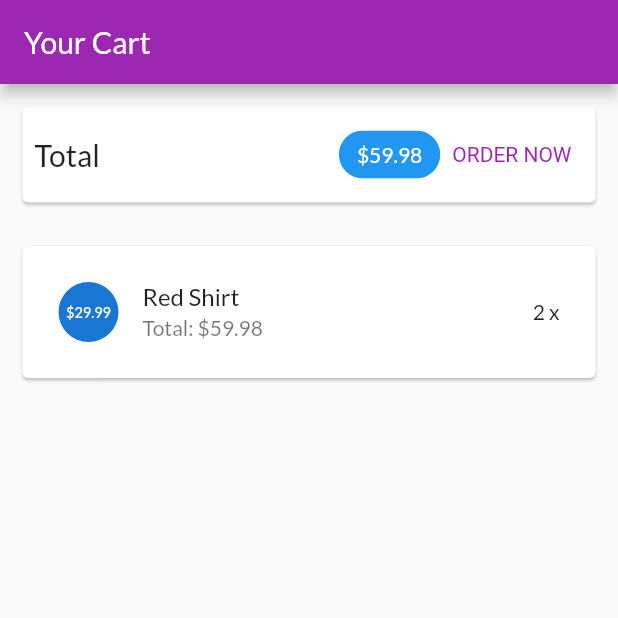
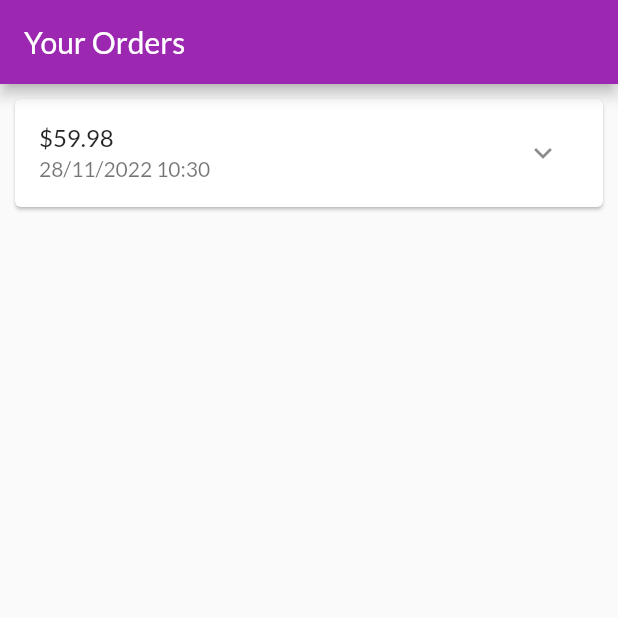
Before and after one commit to quocdat007/myshop, a Flutter app: the screen it shows after launch, on a phone screen of 412 x 824 dp, the top half of it. Run offline on Flutter 3.47's test engine with Material 2 defaults, Android fonts, the phone set to English and light mode, and no system bars.

Commit message:
Xay dung trang cac dat hang

```diff
--- a/lib/main.dart
+++ b/lib/main.dart
@@ -1,5 +1,5 @@
 import 'package:flutter/material.dart';
-import 'ui/cart/cart_screen.dart';
+import 'ui/orders/orders_screen.dart';
 
 void main() {
   runApp(const MyApp());
@@ -22,7 +22,7 @@ class MyApp extends StatelessWidget {
         ),
       ),
       home: const SafeArea(
-        child: CartScreen(),
+        child: OrdersScreen(),
       ),
     );
   }
--- /dev/null
+++ b/lib/models/order_item.dart
@@ -0,0 +1,33 @@
+import 'cart_item.dart';
+
+class OrderItem {
+  final String? id;
+  final double amount;
+  final List<CartItem> products;
+  final DateTime dateTime;
+
+  int get productCount {
+    return products.length;
+  }
+
+  OrderItem({
+    this.id,
+    required this.amount,
+    required this.products,
+    DateTime? dateTime,
+  }) : dateTime = dateTime ?? DateTime.now();
+
+  OrderItem copyWith({
+    String? id,
+    double? amount,
+    List<CartItem>? products,
+    DateTime? dateTime,
+  }) {
+    return OrderItem(
+      id: id ?? this.id,
+      amount: amount ?? this.amount,
+      products: products ?? this.products,
+      dateTime: dateTime ?? this.dateTime,
+    );
+  }
+}
--- /dev/null
+++ b/lib/ui/orders/order_item_card.dart
@@ -0,0 +1,81 @@
+import 'dart:math';
+
+import 'package:flutter/material.dart';
+import 'package:intl/intl.dart';
+
+import '../../models/order_item.dart';
+
+class OrderItemCard extends StatefulWidget {
+  final OrderItem order;
+
+  const OrderItemCard(this.order, {super.key});
+
+  @override
+  State<OrderItemCard> createState() => _OrderItemCartState();
+}
+
+class _OrderItemCartState extends State<OrderItemCard> {
+  var _expanded = false;
+
+  @override
+  Widget build(BuildContext context) {
+    return Card(
+      margin: const EdgeInsets.all(10),
+      child: Column(
+        children: <Widget>[
+          buildOrderSummary(),
+          if (_expanded) buildOrderDetails()
+        ],
+      ),
+    );
+  }
+
+  Widget buildOrderDetails() {
+    return Container(
+      padding: const EdgeInsets.symmetric(horizontal: 15, vertical: 4),
+      height: min(widget.order.productCount*20.0+10, 100),
+      child: ListView(
+        children: widget.order.products
+        .map(
+          (prod) => Row(
+            mainAxisAlignment: MainAxisAlignment.spaceBetween,
+            children: <Widget>[
+              Text(
+                prod.title,
+                style: const TextStyle(
+                  fontSize: 18,
+                  fontWeight: FontWeight.bold,
+                ),
+              ),
+              Text(
+                '${prod.quantity}x \$${prod.price}',
+                style: const TextStyle(
+                  fontSize: 18,
+                  color: Colors.grey,
+                ),
+              )
+            ],
+          ),
+        )
+        .toList(),
+      ),
+    );
+  }
+
+  Widget buildOrderSummary() {
+    return ListTile(
+      title: Text('\$${widget.order.amount}'),
+      subtitle: Text(
+        DateFormat('dd/MM/yyyy hh:mm').format(widget.order.dateTime),
+      ),
+      trailing: IconButton(
+        onPressed: () {
+          setState(() {
+            _expanded = !_expanded;
+          });
+        },
+        icon: Icon(_expanded ? Icons.expand_less : Icons.expand_more),
+      ),
+    );
+  }
+}
--- /dev/null
+++ b/lib/ui/orders/orders_manager.dart
@@ -0,0 +1,30 @@
+import 'package:flutter/cupertino.dart';
+
+import '../../models/cart_item.dart';
+import '../../models/order_item.dart';
+
+class OrdersManager with ChangeNotifier {
+  final List<OrderItem> _orders = [
+    OrderItem(
+      id: 'o1',
+      amount: 59.98,
+      products: [
+        CartItem(
+        id: 'c1',
+        title: 'Red Shirt',
+        quantity: 2,
+        price: 29.99,
+      )
+    ],
+    dateTime: DateTime.now(),
+    )
+  ];
+
+  int get orderCount {
+    return _orders.length;
+  }
+
+  List<OrderItem> get orders {
+    return [..._orders];
+  }
+}
--- /dev/null
+++ b/lib/ui/orders/orders_screen.dart
@@ -0,0 +1,25 @@
+// ignore_for_file: avoid_print
+
+import 'package:flutter/material.dart';
+
+import 'orders_manager.dart';
+import 'order_item_card.dart';
+
+class OrdersScreen extends StatelessWidget {
+  const OrdersScreen({super.key});
+
+  @override
+  Widget build(BuildContext context) {
+    print('building orders');
+    final ordersManager = OrdersManager();
+    return Scaffold(
+      appBar: AppBar(
+        title: const Text('Your Orders'),
+      ),
+      body: ListView.builder(
+        itemCount: ordersManager.orderCount,
+        itemBuilder: (ctx, i) => OrderItemCard(ordersManager.orders[i]),
+      ),
+    );
+  }
+}
```
Also changed, not shown: pubspec.yaml (+59 -2 lines), pubspec.lock.
